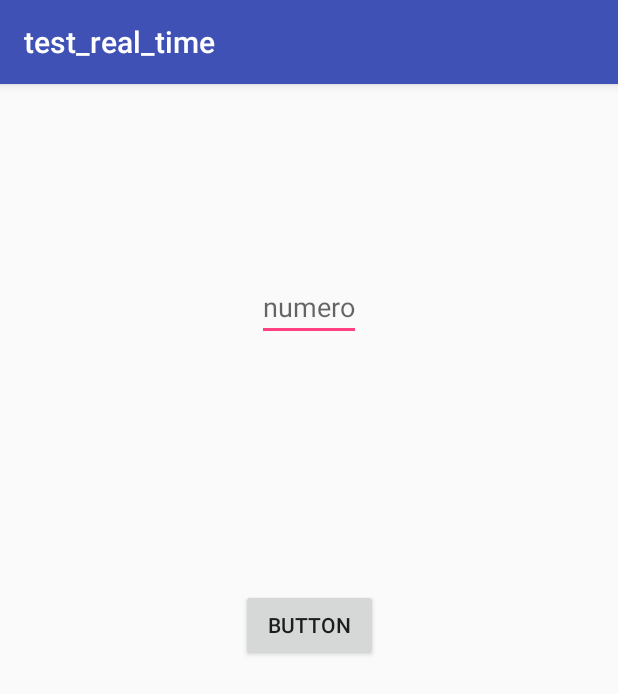
After one commit to joao-januario/Althy---DAAM-2018, an Android app: the TestGameActivity screen opened directly, with no data from a screen before it, on a phone screen of 412 x 824 dp. The commit adds this screen. Shown: the top 694 px of the screen. Run offline under Robolectric (Android 15) with nearby library versions, the light colour scheme and no system bars.

Commit message:
Organized in folders

```diff
--- a/app/src/main/AndroidManifest.xml
+++ b/app/src/main/AndroidManifest.xml
@@ -27,7 +27,9 @@
             android:name="com.google.android.gms.version"
             android:value="@integer/google_play_services_version" />
 
-        <activity android:name=".AppNav.ChooseCatg"></activity>
+        <activity android:name=".AppNav.ChooseCatg" />
+        <activity android:name=".Game.TestGameActivity" />
+        <activity android:name=".Multiplayer.RandomPlayActivity"></activity>
     </application>
 
 </manifest>
--- /dev/null
+++ b/app/src/main/java/inducesmile/com/test_real_time/Game/TestGameActivity.java
@@ -0,0 +1,17 @@
+package inducesmile.com.test_real_time.Game;
+
+import android.support.v7.app.AppCompatActivity;
+import android.os.Bundle;
+
+import inducesmile.com.test_real_time.R;
+
+public class TestGameActivity extends AppCompatActivity {
+
+    @Override
+    protected void onCreate(Bundle savedInstanceState) {
+        super.onCreate(savedInstanceState);
+        setContentView(R.layout.activity_test_game);
+    }
+
+
+}
--- /dev/null
+++ b/app/src/main/res/layout/activity_test_game.xml
@@ -0,0 +1,41 @@
+<?xml version="1.0" encoding="utf-8"?>
+<android.support.constraint.ConstraintLayout xmlns:android="http://schemas.android.com/apk/res/android"
+    xmlns:app="http://schemas.android.com/apk/res-auto"
+    xmlns:tools="http://schemas.android.com/tools"
+    android:layout_width="match_parent"
+    android:layout_height="match_parent"
+    tools:context="inducesmile.com.test_real_time.Game.TestGameActivity">
+
+
+    <EditText
+        android:id="@+id/editText"
+        android:layout_width="wrap_content"
+        android:layout_height="wrap_content"
+        android:layout_marginBottom="8dp"
+        android:layout_marginEnd="8dp"
+        android:layout_marginStart="8dp"
+        android:layout_marginTop="8dp"
+        android:hint="numero"
+        app:layout_constraintBottom_toBottomOf="parent"
+        app:layout_constraintEnd_toEndOf="parent"
+        app:layout_constraintHorizontal_bias="0.501"
+        app:layout_constraintStart_toStartOf="parent"
+        app:layout_constraintTop_toTopOf="parent"
+        app:layout_constraintVertical_bias="0.167" />
+
+    <Button
+        android:id="@+id/button2"
+        android:layout_width="91dp"
+        android:layout_height="wrap_content"
+        android:layout_marginBottom="8dp"
+        android:layout_marginEnd="8dp"
+        android:layout_marginStart="8dp"
+        android:layout_marginTop="8dp"
+        android:text="Button"
+        app:layout_constraintBottom_toBottomOf="parent"
+        app:layout_constraintEnd_toEndOf="parent"
+        app:layout_constraintHorizontal_bias="0.501"
+        app:layout_constraintStart_toStartOf="parent"
+        app:layout_constraintTop_toBottomOf="@+id/editText"
+        app:layout_constraintVertical_bias="0.295" />
+</android.support.constraint.ConstraintLayout>
--- a/app/src/main/res/values/strings.xml
+++ b/app/src/main/res/values/strings.xml
@@ -1,4 +1,5 @@
 <resources>
     <string name="app_name">test_real_time</string>
     <string name="signin_other_error">Nothing returned</string>
+    <string name="game_problem">There was an error</string>
 </resources>
```
Also changed, not shown: app/src/main/java/inducesmile/com/test_real_time/AppNav/MenuActivity.java (+34 -5 lines), app/src/main/java/inducesmile/com/test_real_time/Helper/MultiplayerLogin.java (added, +38 -0 lines), app/src/main/java/inducesmile/com/test_real_time/Helper/RandomGameHelper.java (added, +32 -0 lines), app/src/main/java/inducesmile/com/test_real_time/Multiplayer/MultiplayerGoogleLoginActivity.java (+15 -8 lines), app/src/main/res/layout/activity_random_play.xml (added, +9 -0 lines).
